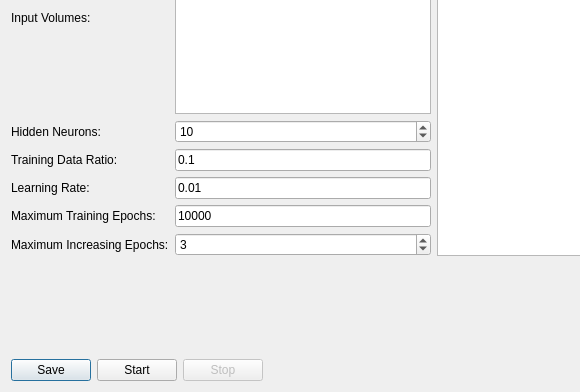
Qt form prozess/nnvolumetrainer.ui (fsoos74/su) before a commit; both pictures show x 0 to 580 and y 145 to 537 of the 734 by 537 pixel window.
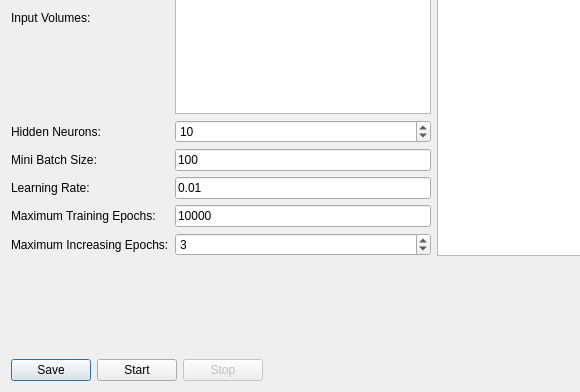
The same form after that commit.

Commit message: -using stochastic gradient descent for training

The edit to the form file:
```diff
--- a/prozess/nnvolumetrainer.ui
+++ b/prozess/nnvolumetrainer.ui
@@ -106,7 +106,7 @@
        <item row="5" column="1">
         <widget class="QLineEdit" name="leTrainingRatio">
          <property name="text">
-          <string>0.1</string>
+          <string>100</string>
          </property>
         </widget>
        </item>
@@ -127,7 +127,7 @@
        <item row="5" column="0">
         <widget class="QLabel" name="label_5">
          <property name="text">
-          <string>Training Data Ratio:</string>
+          <string>Mini Batch Size:</string>
          </property>
         </widget>
        </item>
```
The commit also changes 4 other files.
